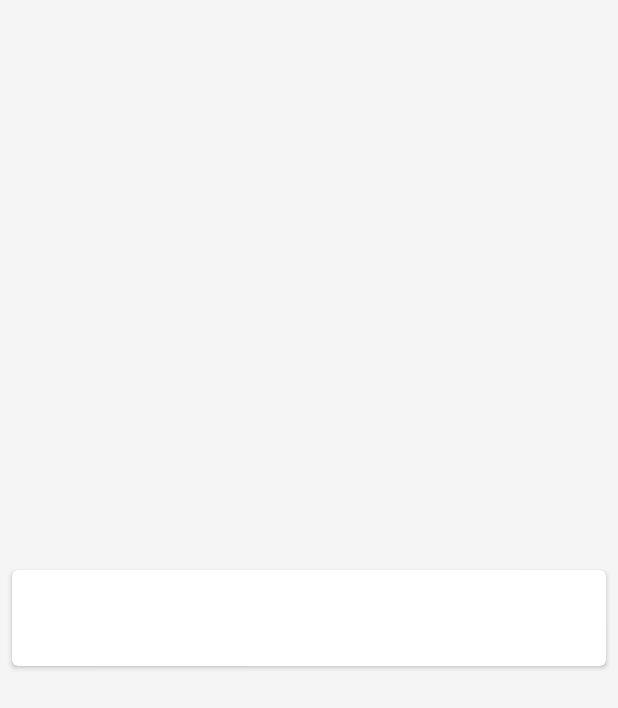
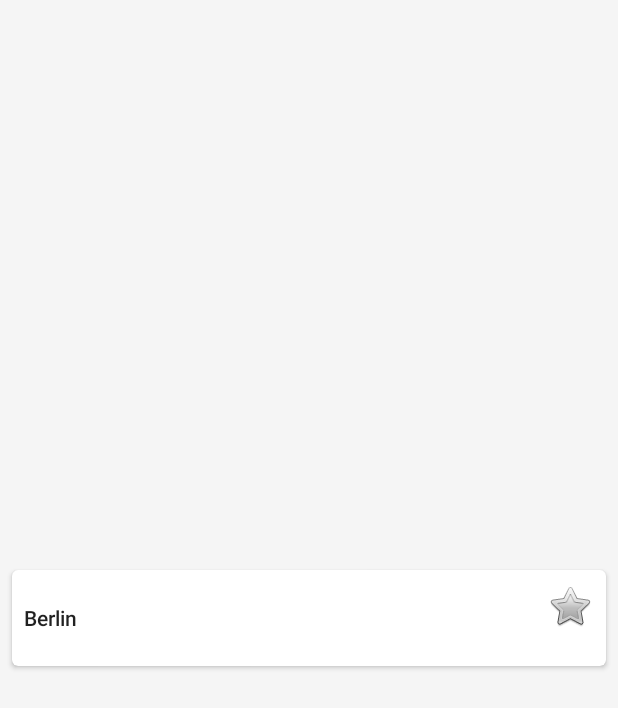
Before and after one commit to khasang/SmartForecast, an Android app: the layout recycler_item.xml on its own in the app's theme, with its tools: preview values and no code run, on a phone screen of 412 x 824 dp. Shown: the top 708 px of the screen. Run offline under Robolectric (Android 15) with nearby library versions, the phone set to English and light mode, and no system bars.

Commit message:
add star to recycle item

```diff
--- a/Forecast/app/src/main/res/layout/recycler_item.xml
+++ b/Forecast/app/src/main/res/layout/recycler_item.xml
@@ -1,8 +1,10 @@
 <?xml version="1.0" encoding="utf-8"?>
-<android.support.v7.widget.CardView xmlns:android="http://schemas.android.com/apk/res/android"
+<android.support.v7.widget.CardView
+    xmlns:android="http://schemas.android.com/apk/res/android"
     xmlns:card_view="http://schemas.android.com/apk/res-auto"
     android:layout_width="match_parent"
     android:layout_height="wrap_content"
+    xmlns:tools="http://schemas.android.com/tools"
     android:layout_gravity="center"
     android:layout_margin="8dp"
     card_view:cardCornerRadius="4dp"
@@ -14,5 +16,15 @@
         android:layout_width="match_parent"
         android:layout_height="?attr/listPreferredItemHeight"
         android:gravity="center_vertical"
-        android:padding="8dp" />
+        android:padding="8dp"
+        tools:text="Berlin"/>
+
+    <ImageView
+        android:id="@+id/btnStar"
+        android:layout_width="wrap_content"
+        android:layout_height="wrap_content"
+        android:layout_gravity="end"
+        android:padding="8dp"
+        android:gravity="end"
+        android:src="@android:drawable/btn_star"/>
 </android.support.v7.widget.CardView>
```
Also changed, not shown: Forecast/app/src/main/java/com/khasang/forecast/activities/CityPickerActivity.java (+1 -30 lines).
